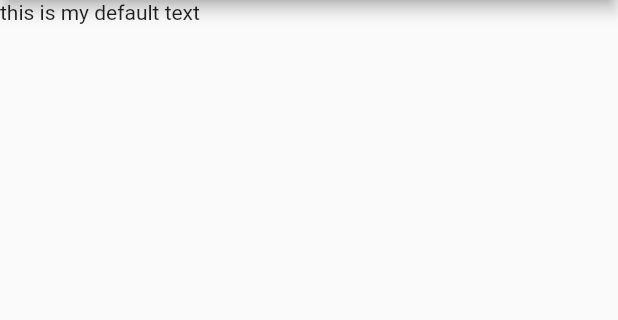
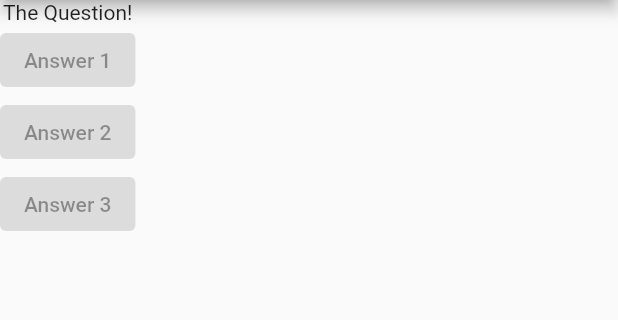
Before and after one commit to terminal-guy/quiz_app, a Flutter app: the screen it shows after launch, on a phone screen of 412 x 824 dp, the part 84-404 px from its top. Run offline on Flutter 3.47's test engine with Material 2 defaults, Android fonts, the phone set to English and light mode, and no system bars.

Commit message:
adding layout widgets

```diff
--- a/lib/main.dart
+++ b/lib/main.dart
@@ -7,13 +7,33 @@ void main() {
 class MyApp extends StatelessWidget {
   @override
   Widget build(BuildContext context) {
+    var questions = [
+      'what\'s your favourite color?',
+      'what\'s your favourite color?',
+    ];
     return MaterialApp(
       home: Scaffold(
         appBar: AppBar(
           backgroundColor: Colors.blue,
           title: Text('Quiz App'),
         ),
-        body: Text('this is my default text'),
+        body: Column(
+          children: [
+            Text('The Question!'),
+            ElevatedButton(
+              child: Text('Answer 1'),
+              onPressed: null,
+            ),
+            ElevatedButton(
+              child: Text('Answer 2'),
+              onPressed: null,
+            ),
+            ElevatedButton(
+              child: Text('Answer 3'),
+              onPressed: null,
+            ),
+          ],
+        ),
       ),
     );
   }
```
